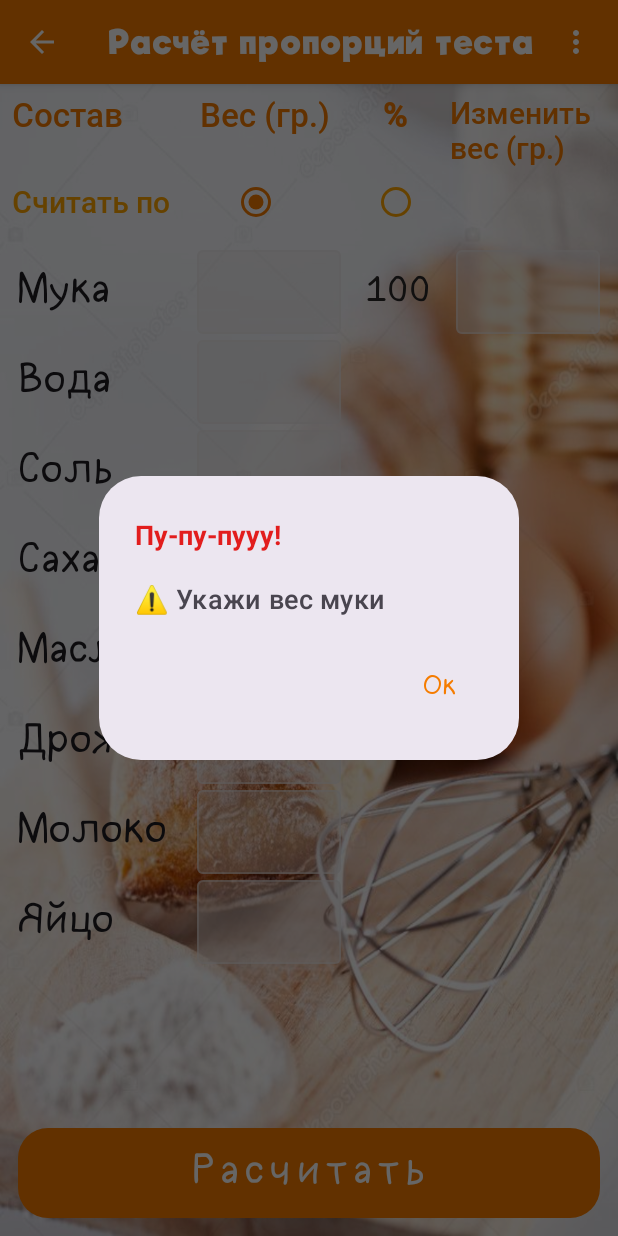
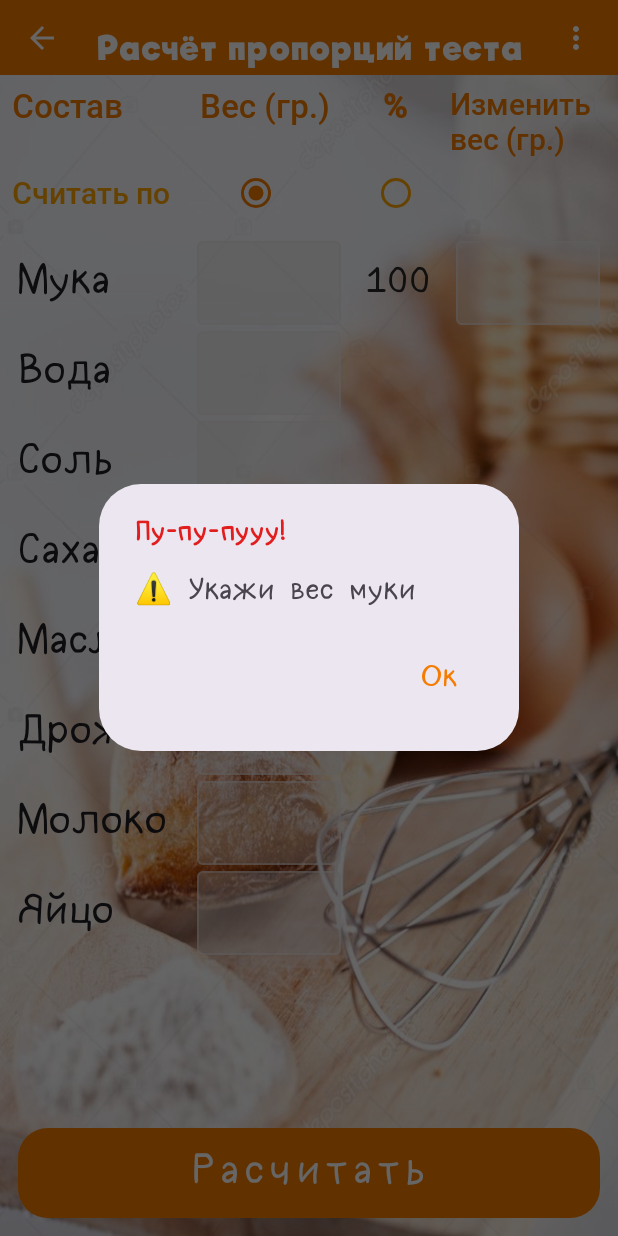
Before and after one commit to Cha1000000/DoughCalculator-V3-Compose, an Android app built with Jetpack Compose: the CalculationScreen screen opened through its navigation route, after a tap on "Расчитать", on a phone screen of 412 x 824 dp. Run offline under Robolectric (Android 15) with nearby library versions, the phone set to English and light mode, and no system bars; our stand-ins replace Dagger/Hilt's generated code, Room's generated code.

Commit message:
edit top app bars and AlertDialog to material design 3

```diff
--- a/app/src/main/java/com/easycook/doughcalculator/database/DoughRecipeDao.kt
+++ b/app/src/main/java/com/easycook/doughcalculator/database/DoughRecipeDao.kt
@@ -23,9 +23,6 @@ interface DoughRecipeDao {
     @Query("SELECT * FROM dough_recipes_table WHERE recipeId = :id")
     fun getById(id: Long): DoughRecipeEntity
 
-    /*@Query("SELECT * FROM dough_recipes_table ORDER BY is_favorite DESC")
-    fun getAllRecipes(): List<DoughRecipeEntity>?*/
-
     @Query("SELECT * FROM dough_recipes_table ORDER BY is_favorite DESC")
     fun getAllRecipes(): Flow<List<DoughRecipeEntity>>
 
--- a/app/src/main/java/com/easycook/doughcalculator/screens/CalculationScreen.kt
+++ b/app/src/main/java/com/easycook/doughcalculator/screens/CalculationScreen.kt
@@ -9,6 +9,7 @@ import androidx.compose.foundation.layout.PaddingValues
 import androidx.compose.foundation.layout.Row
 import androidx.compose.foundation.layout.fillMaxSize
 import androidx.compose.foundation.layout.fillMaxWidth
+import androidx.compose.foundation.layout.height
 import androidx.compose.foundation.layout.offset
 import androidx.compose.foundation.layout.padding
 import androidx.compose.foundation.layout.wrapContentHeight
@@ -18,16 +19,16 @@ import androidx.compose.foundation.lazy.grid.items
 import androidx.compose.foundation.shape.RoundedCornerShape
 import androidx.compose.foundation.text.KeyboardOptions
 import androidx.compose.foundation.text.selection.LocalTextSelectionColors
-//noinspection UsingMaterialAndMaterial3Libraries
-import androidx.compose.material.TopAppBar
 import androidx.compose.material.icons.Icons
 import androidx.compose.material.icons.automirrored.filled.ArrowBack
 import androidx.compose.material.icons.filled.MoreVert
 import androidx.compose.material3.AlertDialog
 import androidx.compose.material3.Button
 import androidx.compose.material3.ButtonDefaults
+import androidx.compose.material3.CenterAlignedTopAppBar
 import androidx.compose.material3.DropdownMenu
 import androidx.compose.material3.DropdownMenuItem
+import androidx.compose.material3.ExperimentalMaterial3Api
 import androidx.compose.material3.Icon
 import androidx.compose.material3.IconButton
 import androidx.compose.material3.MaterialTheme.colorScheme
@@ -39,6 +40,7 @@ import androidx.compose.material3.RadioButtonColors
 import androidx.compose.material3.Scaffold
 import androidx.compose.material3.Text
 import androidx.compose.material3.TextButton
+import androidx.compose.material3.TopAppBarDefaults
 import androidx.compose.runtime.Composable
 import androidx.compose.runtime.MutableState
 import androidx.compose.runtime.getValue
@@ -78,6 +80,7 @@ import com.easycook.doughcalculator.models.IngredientType
 import com.easycook.doughcalculator.models.IngredientUiItemModel
 import com.easycook.doughcalculator.ui.theme.FontFamilyDefault
 
+@OptIn(ExperimentalMaterial3Api::class)
 @Composable
 fun CalculationScreen(
     navController: NavHostController,
@@ -85,10 +88,13 @@ fun CalculationScreen(
 ) {
     Scaffold(
         topBar = {
-            TopAppBar(
+            CenterAlignedTopAppBar(
+                modifier = Modifier.height(50.dp),
                 title = {
                     Text(
+                        modifier = Modifier.fillMaxWidth().padding(top = 14.dp),
                         text = stringResource(id = R.string.screen_title_calculation),
+                        textAlign = TextAlign.Center,
                         style = typography.titleLarge,
                     )
                 },
@@ -177,7 +183,9 @@ fun CalculationScreen(
                         }
                     }
                 },
-                backgroundColor = colorScheme.primary,
+                colors = TopAppBarDefaults.centerAlignedTopAppBarColors(
+                    containerColor = colorScheme.primary,
+                )
             )
         },
     ) { paddingValues ->
@@ -557,7 +565,7 @@ fun ShowAlertDialog(
                 color = colorScheme.tertiary,
                 text = if (titleId != null) stringResource(titleId) else title
                     ?: stringResource(R.string.alert_title_info),
-                fontSize = 18.sp,
+                style = typography.labelLarge,
                 fontWeight = FontWeight.Bold
             )
         },
@@ -565,13 +573,13 @@ fun ShowAlertDialog(
             Text(
                 text = if (messageId != null) stringResource(messageId) else message
                     ?: stringResource(R.string.alert_description_try_again),
-                fontSize = 18.sp,
-                fontWeight = FontWeight.Medium
+                style = typography.labelLarge,
+                fontSize = 20.sp
             )
         },
         confirmButton = {
             TextButton(onClick = onConfirm) {
-                Text(text = stringResource(R.string.alert_button_ok), fontSize = 18.sp)
+                Text(text = stringResource(R.string.alert_button_ok), fontSize = 20.sp)
             }
         },
     )
--- a/app/src/main/java/com/easycook/doughcalculator/screens/RecipesScreen.kt
+++ b/app/src/main/java/com/easycook/doughcalculator/screens/RecipesScreen.kt
@@ -7,16 +7,14 @@ import androidx.compose.foundation.layout.Box
 import androidx.compose.foundation.layout.Row
 import androidx.compose.foundation.layout.fillMaxSize
 import androidx.compose.foundation.layout.fillMaxWidth
+import androidx.compose.foundation.layout.height
 import androidx.compose.foundation.layout.padding
 import androidx.compose.foundation.layout.size
 import androidx.compose.foundation.lazy.LazyColumn
 import androidx.compose.foundation.lazy.itemsIndexed
 import androidx.compose.foundation.shape.CircleShape
 import androidx.compose.foundation.shape.RoundedCornerShape
-//noinspection UsingMaterialAndMaterial3Libraries
-import androidx.compose.material.AlertDialog
-//noinspection UsingMaterialAndMaterial3Libraries
-import androidx.compose.material.TopAppBar
+import androidx.compose.material3.AlertDialog
 import androidx.compose.material.icons.Icons
 import androidx.compose.material.icons.filled.Add
 import androidx.compose.material.icons.filled.Delete
@@ -24,15 +22,18 @@ import androidx.compose.material.icons.filled.Favorite
 import androidx.compose.material.icons.filled.FavoriteBorder
 import androidx.compose.material3.Card
 import androidx.compose.material3.CardDefaults
+import androidx.compose.material3.CenterAlignedTopAppBar
+import androidx.compose.material3.ExperimentalMaterial3Api
 import androidx.compose.material3.FloatingActionButton
 import androidx.compose.material3.Icon
 import androidx.compose.material3.IconButton
-import androidx.compose.material3.MaterialTheme
 import androidx.compose.material3.MaterialTheme.colorScheme
+import androidx.compose.material3.MaterialTheme.typography
 import androidx.compose.material3.Scaffold
 import androidx.compose.material3.Surface
 import androidx.compose.material3.Text
 import androidx.compose.material3.TextButton
+import androidx.compose.material3.TopAppBarDefaults
 import androidx.compose.runtime.Composable
 import androidx.compose.runtime.MutableState
 import androidx.compose.runtime.collectAsState
@@ -58,6 +59,7 @@ import com.easycook.doughcalculator.common.CALCULATION_SCREEN
 import com.easycook.doughcalculator.database.DoughRecipeEntity
 import com.easycook.doughcalculator.ui.theme.DoughCalculatorTheme
 
+@OptIn(ExperimentalMaterial3Api::class)
 @Composable
 fun RecipesScreen(
     navController: NavHostController,
@@ -66,16 +68,19 @@ fun RecipesScreen(
     val recipes = viewModel.recipes.collectAsState(initial = emptyList())
     Scaffold(
         topBar = {
-            TopAppBar(
+            CenterAlignedTopAppBar(
+                modifier = Modifier.height(50.dp),
                 title = {
                     Text(
-                        modifier = Modifier.fillMaxWidth(),
+                        modifier = Modifier.fillMaxWidth().padding(top = 14.dp),
                         text = stringResource(id = R.string.screen_title_open_recipe),
                         textAlign = TextAlign.Center,
-                        style = MaterialTheme.typography.titleLarge,
+                        style = typography.titleLarge,
                     )
                 },
-                backgroundColor = colorScheme.primary,
+                colors = TopAppBarDefaults.centerAlignedTopAppBarColors(
+                    containerColor = colorScheme.primary,
+                )
             )
         },
         floatingActionButton = { AddRecipeButton(navController, viewModel) }
@@ -197,25 +202,25 @@ fun ShowConfirmDialog(
                     Text(
                         color = colorScheme.tertiary,
                         text = stringResource(R.string.delete_confirm_title),
-                        fontSize = 18.sp,
+                        style = typography.labelLarge,
                         fontWeight = FontWeight.Bold
                     )
                 },
                 text = {
                     Text(
                         text = stringResource(R.string.recipe_delete_confirm_message, recipeTitle),
+                        style = typography.labelLarge,
                         fontSize = 16.sp,
-                        fontWeight = FontWeight.Medium
                     )
                 },
                 confirmButton = {
                     TextButton(onClick = onConfirm) {
-                        Text(text = stringResource(R.string.alert_button_yes), fontSize = 16.sp)
+                        Text(text = stringResource(R.string.alert_button_yes), fontSize = 20.sp)
                     }
                 },
                 dismissButton = {
                     TextButton(onClick = { dialogState.value = false }) {
-                        Text(text = stringResource(R.string.alert_button_cancel), fontSize = 16.sp)
+                        Text(text = stringResource(R.string.alert_button_cancel), fontSize = 20.sp)
                     }
                 },
             )
--- a/app/src/main/res/values/strings.xml
+++ b/app/src/main/res/values/strings.xml
@@ -41,10 +41,6 @@
     <string name="error_invalid_salt_gram_input">⚠️ Укажи вес соли</string>
     <string name="error_invalid_water_percent_input">⚠️ Укажи процент воды</string>
     <string name="error_invalid_salt_percent_input">⚠️ Укажи процент соли</string>
-    <string name="error_invalid_water_percent">Не расчитан % воды</string>
-    <string name="error_invalid_salt_percent">Не расчитан % соли</string>
-    <string name="error_invalid_sugar_percent">Не расчитан % сахара</string>
-    <string name="error_invalid_butter_percent">Не расчитан % масла</string>
     <string name="validation_salt_invalid_range">❗️допустимая норма - не более 2,5%</string>
     <string name="validation_water_range_recommended">⚠️ рекомендуемая норма: 60–80%</string>
     <string name="alert_save_empty_data">🚫 Не заполнены пропорции рецепта.</string>
```
Also changed, not shown: app/src/main/java/com/easycook/doughcalculator/screens/SaveRecipeScreen.kt (+14 -5 lines).
